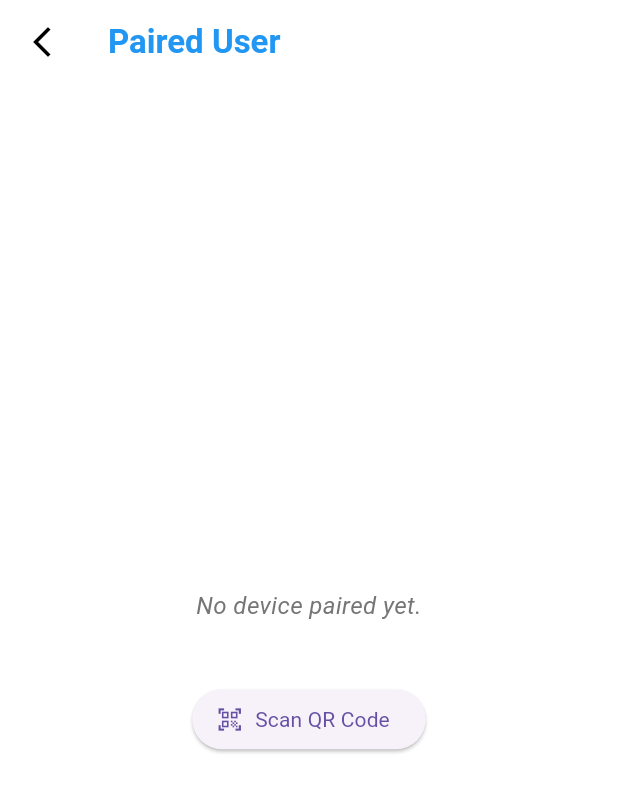
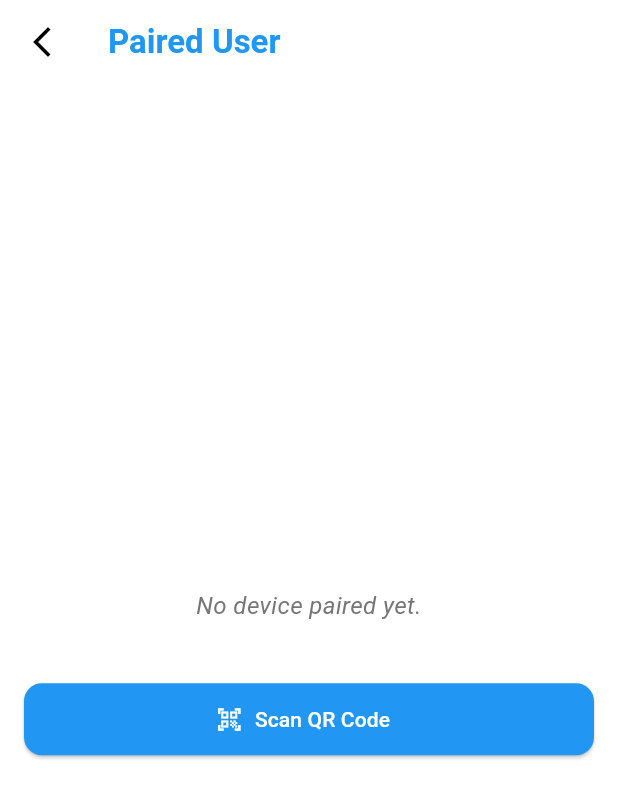
Before and after one commit to aadilansari/basic_chat_app, a Flutter app: the PairingPage screen opened directly, on a phone screen of 412 x 824 dp. Shown: the top 798 px of the screen. Run offline on Flutter 3.47's test engine with Material 3 defaults, Android fonts, the phone set to English and light mode, and no system bars; our stand-ins replace firebase_core, firebase_messaging, flutter_local_notifications, flutter_map, flutter_riverpod, googleapis_auth and 6 more; missing offline and left inert: mobile_scanner; accounts and stored records are empty; project files that could hold a hidden picture were left out.

Commit message:
updated pairing pages

```diff
--- a/lib/feature/qr/view/pairing_page.dart
+++ b/lib/feature/qr/view/pairing_page.dart
@@ -64,23 +64,24 @@ class _PairingPageState extends ConsumerState<PairingPage> {
       )
     : Padding(
         padding: const EdgeInsets.all(16.0),
-        child: Text(
-          t.translate('paired_with_user', params: {
-            'name': scannedUser!.name,
-            'email': scannedUser!.email,
-          }),
-          style: const TextStyle(
-            fontSize: 16,
-            fontWeight: FontWeight.w500,
-            color: Colors.green,
+        child: Container()
       ),
-          textAlign: TextAlign.center,
+            const SizedBox(height: 24),
+
+            Padding(
+              padding: const EdgeInsets.symmetric(horizontal:  16.0),
+              child: SizedBox(
+                      width: double.infinity,
+                      height: 48,
+                      child: ElevatedButton.icon(
+                          icon: const Icon(Icons.qr_code_scanner, color: Colors.white,),
+                          label: Text(t.translate('scan_qr'), style: TextStyle(color: Colors.white),),
+                        style: ElevatedButton.styleFrom(
+                          backgroundColor:Colors.blue,
+                          shape: RoundedRectangleBorder(
+                            borderRadius: BorderRadius.circular(12),
                           ),
                         ),
-            const SizedBox(height: 24),
-            ElevatedButton.icon(
-              icon: const Icon(Icons.qr_code_scanner),
-              label: Text(t.translate('scan_qr'), style: TextStyle(fontSize: 14, fontWeight: FontWeight.w400 )),
                        onPressed: () {
                   Navigator.push(
                     context,
@@ -91,6 +92,9 @@ class _PairingPageState extends ConsumerState<PairingPage> {
                     ),
                   );
                 },
+
+                      ),
+                    ),
             ),
           ],
         ),
```
Also changed, not shown: lib/feature/qr/widget/show_qr_page.dart (+18 -3 lines). Lines whose indentation alone changed are shown as unchanged.
